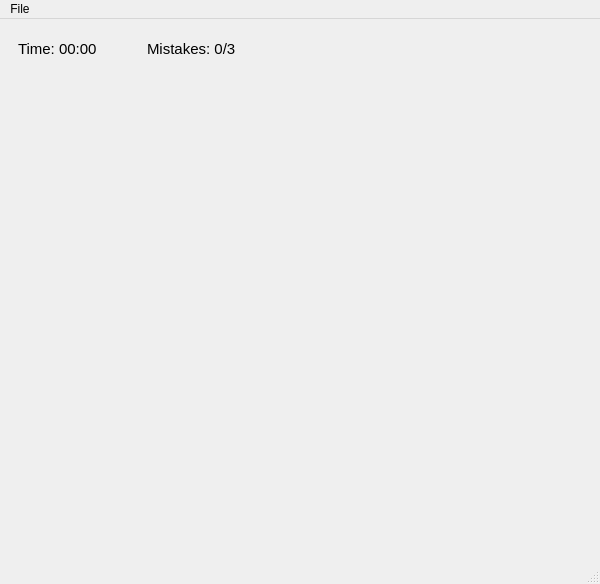
Old version of the form app_design/main_window.ui in the repository FilipTirnanic96/sudoku_application.
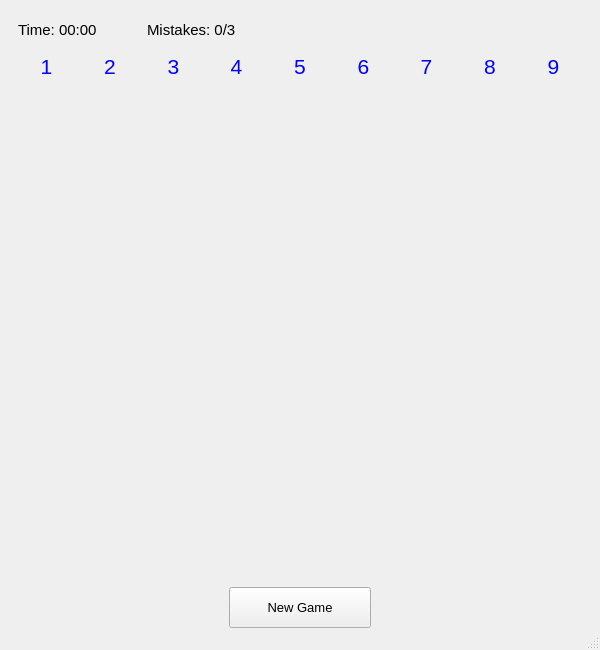
New version of the form.

```diff
--- a/app_design/main_window.ui
+++ b/app_design/main_window.ui
@@ -7,13 +7,13 @@
     <x>0</x>
     <y>0</y>
     <width>600</width>
-    <height>584</height>
+    <height>650</height>
    </rect>
   </property>
   <property name="minimumSize">
    <size>
-    <width>400</width>
-    <height>400</height>
+    <width>600</width>
+    <height>650</height>
    </size>
   </property>
   <property name="maximumSize">
@@ -29,10 +29,25 @@
    <string notr="true"/>
   </property>
   <widget class="QWidget" name="mainwidget">
+   <property name="sizePolicy">
+    <sizepolicy hsizetype="Preferred" vsizetype="Preferred">
+     <horstretch>0</horstretch>
+     <verstretch>20</verstretch>
+    </sizepolicy>
+   </property>
+   <property name="minimumSize">
+    <size>
+     <width>0</width>
+     <height>0</height>
+    </size>
+   </property>
    <property name="styleSheet">
     <string notr="true"/>
    </property>
    <layout class="QVBoxLayout" name="verticalLayout">
+    <property name="bottomMargin">
+     <number>0</number>
+    </property>
     <item>
      <widget class="QWidget" name="topwidget" native="true">
       <property name="sizePolicy">
@@ -41,6 +56,12 @@
         <verstretch>10</verstretch>
        </sizepolicy>
       </property>
+      <property name="minimumSize">
+       <size>
+        <width>0</width>
+        <height>0</height>
+       </size>
+      </property>
       <layout class="QHBoxLayout" name="horizontalLayout">
        <property name="spacing">
         <number>50</number>
@@ -87,36 +108,319 @@
       </layout>
      </widget>
     </item>
+    <item>
+     <widget class="QWidget" name="number_widget" native="true">
+      <property name="sizePolicy">
+       <sizepolicy hsizetype="Preferred" vsizetype="Preferred">
+        <horstretch>0</horstretch>
+        <verstretch>12</verstretch>
+       </sizepolicy>
+      </property>
+      <property name="minimumSize">
+       <size>
+        <width>0</width>
+        <height>0</height>
+       </size>
+      </property>
+      <layout class="QHBoxLayout" name="horizontalLayout_2">
+       <property name="topMargin">
+        <number>0</number>
+       </property>
+       <property name="bottomMargin">
+        <number>0</number>
+       </property>
+       <item>
+        <widget class="QLabel" name="num1">
+         <property name="sizePolicy">
+          <sizepolicy hsizetype="Expanding" vsizetype="Expanding">
+           <horstretch>0</horstretch>
+           <verstretch>0</verstretch>
+          </sizepolicy>
+         </property>
+         <property name="font">
+          <font>
+           <pointsize>16</pointsize>
+          </font>
+         </property>
+         <property name="styleSheet">
+          <string notr="true">color: blue;</string>
+         </property>
+         <property name="text">
+          <string>1</string>
+         </property>
+         <property name="alignment">
+          <set>Qt::AlignCenter</set>
+         </property>
+        </widget>
+       </item>
+       <item>
+        <widget class="QLabel" name="num2">
+         <property name="sizePolicy">
+          <sizepolicy hsizetype="Expanding" vsizetype="Expanding">
+           <horstretch>0</horstretch>
+           <verstretch>0</verstretch>
+          </sizepolicy>
+         </property>
+         <property name="font">
+          <font>
+           <pointsize>16</pointsize>
+          </font>
+         </property>
+         <property name="styleSheet">
+          <string notr="true">color: blue;</string>
+         </property>
+         <property name="text">
+          <string>2</string>
+         </property>
+         <property name="alignment">
+          <set>Qt::AlignCenter</set>
+         </property>
+        </widget>
+       </item>
+       <item>
+        <widget class="QLabel" name="num3">
+         <property name="sizePolicy">
+          <sizepolicy hsizetype="Expanding" vsizetype="Expanding">
+           <horstretch>0</horstretch>
+           <verstretch>0</verstretch>
+          </sizepolicy>
+         </property>
+         <property name="font">
+          <font>
+           <pointsize>16</pointsize>
+          </font>
+         </property>
+         <property name="styleSheet">
+          <string notr="true">color: blue;</string>
+         </property>
+         <property name="text">
+          <string>3</string>
+         </property>
+         <property name="alignment">
+          <set>Qt::AlignCenter</set>
+         </property>
+        </widget>
+       </item>
+       <item>
+        <widget class="QLabel" name="num4">
+         <property name="sizePolicy">
+          <sizepolicy hsizetype="Expanding" vsizetype="Expanding">
+           <horstretch>0</horstretch>
+           <verstretch>0</verstretch>
+          </sizepolicy>
+         </property>
+         <property name="font">
+          <font>
+           <pointsize>16</pointsize>
+          </font>
+         </property>
+         <property name="styleSheet">
+          <string notr="true">color: blue;</string>
+         </property>
+         <property name="text">
+          <string>4</string>
+         </property>
+         <property name="alignment">
+          <set>Qt::AlignCenter</set>
+         </property>
+        </widget>
+       </item>
+       <item>
+        <widget class="QLabel" name="num5">
+         <property name="sizePolicy">
+          <sizepolicy hsizetype="Expanding" vsizetype="Expanding">
+           <horstretch>0</horstretch>
+           <verstretch>0</verstretch>
+          </sizepolicy>
+         </property>
+         <property name="font">
+          <font>
+           <pointsize>16</pointsize>
+          </font>
+         </property>
+         <property name="styleSheet">
+          <string notr="true">color: blue;</string>
+         </property>
+         <property name="text">
+          <string>5</string>
+         </property>
+         <property name="alignment">
+          <set>Qt::AlignCenter</set>
+         </property>
+        </widget>
+       </item>
+       <item>
+        <widget class="QLabel" name="num6">
+         <property name="sizePolicy">
+          <sizepolicy hsizetype="Expanding" vsizetype="Expanding">
+           <horstretch>0</horstretch>
+           <verstretch>0</verstretch>
+          </sizepolicy>
+         </property>
+         <property name="font">
+          <font>
+           <pointsize>16</pointsize>
+          </font>
+         </property>
+         <property name="styleSheet">
+          <string notr="true">color: blue;</string>
+         </property>
+         <property name="text">
+          <string>6</string>
+         </property>
+         <property name="alignment">
+          <set>Qt::AlignCenter</set>
+         </property>
+        </widget>
+       </item>
+       <item>
+        <widget class="QLabel" name="num7">
+         <property name="sizePolicy">
+          <sizepolicy hsizetype="Expanding" vsizetype="Expanding">
+           <horstretch>0</horstretch>
+           <verstretch>0</verstretch>
+          </sizepolicy>
+         </property>
+         <property name="font">
+          <font>
+           <pointsize>16</pointsize>
+          </font>
+         </property>
+         <property name="styleSheet">
+          <string notr="true">color: blue;</string>
+         </property>
+         <property name="text">
+          <string>7</string>
+         </property>
+         <property name="alignment">
+          <set>Qt::AlignCenter</set>
+         </property>
+        </widget>
+       </item>
+       <item>
+        <widget class="QLabel" name="num8">
+         <property name="sizePolicy">
+          <sizepolicy hsizetype="Expanding" vsizetype="Expanding">
+           <horstretch>0</horstretch>
+           <verstretch>0</verstretch>
+          </sizepolicy>
+         </property>
+         <property name="font">
+          <font>
+           <pointsize>16</pointsize>
+          </font>
+         </property>
+         <property name="styleSheet">
+          <string notr="true">color: blue;</string>
+         </property>
+         <property name="text">
+          <string>8</string>
+         </property>
+         <property name="alignment">
+          <set>Qt::AlignCenter</set>
+         </property>
+        </widget>
+       </item>
+       <item>
+        <widget class="QLabel" name="num9">
+         <property name="sizePolicy">
+          <sizepolicy hsizetype="Expanding" vsizetype="Expanding">
+           <horstretch>0</horstretch>
+           <verstretch>0</verstretch>
+          </sizepolicy>
+         </property>
+         <property name="font">
+          <font>
+           <pointsize>16</pointsize>
+          </font>
+         </property>
+         <property name="styleSheet">
+          <string notr="true">color: blue;</string>
+         </property>
+         <property name="text">
+          <string>9</string>
+         </property>
+         <property name="alignment">
+          <set>Qt::AlignCenter</set>
+         </property>
+        </widget>
+       </item>
+      </layout>
+     </widget>
+    </item>
     <item>
      <widget class="QWidget" name="centralwidget" native="true">
       <property name="sizePolicy">
        <sizepolicy hsizetype="Preferred" vsizetype="Preferred">
         <horstretch>0</horstretch>
-        <verstretch>252</verstretch>
+        <verstretch>240</verstretch>
        </sizepolicy>
       </property>
+      <property name="minimumSize">
+       <size>
+        <width>0</width>
+        <height>0</height>
+       </size>
+      </property>
+     </widget>
+    </item>
+    <item>
+     <widget class="QWidget" name="bottom_widget" native="true">
+      <property name="sizePolicy">
+       <sizepolicy hsizetype="Expanding" vsizetype="Expanding">
+        <horstretch>0</horstretch>
+        <verstretch>20</verstretch>
+       </sizepolicy>
+      </property>
+      <property name="minimumSize">
+       <size>
+        <width>0</width>
+        <height>0</height>
+       </size>
+      </property>
+      <layout class="QHBoxLayout" name="horizontalLayout_3">
+       <property name="leftMargin">
+        <number>220</number>
+       </property>
+       <property name="topMargin">
+        <number>0</number>
+       </property>
+       <property name="rightMargin">
+        <number>220</number>
+       </property>
+       <property name="bottomMargin">
+        <number>0</number>
+       </property>
+       <item>
+        <widget class="QPushButton" name="pushButton">
+         <property name="sizePolicy">
+          <sizepolicy hsizetype="Expanding" vsizetype="Expanding">
+           <horstretch>0</horstretch>
+           <verstretch>0</verstretch>
+          </sizepolicy>
+         </property>
+         <property name="minimumSize">
+          <size>
+           <width>140</width>
+           <height>30</height>
+          </size>
+         </property>
+         <property name="font">
+          <font>
+           <pointsize>10</pointsize>
+          </font>
+         </property>
+         <property name="text">
+          <string>New Game</string>
+         </property>
+        </widget>
+       </item>
+      </layout>
      </widget>
     </item>
    </layout>
   </widget>
   <widget class="QStatusBar" name="statusbar"/>
-  <widget class="QMenuBar" name="menubar">
-   <property name="geometry">
-    <rect>
-     <x>0</x>
-     <y>0</y>
-     <width>600</width>
-     <height>21</height>
-    </rect>
-   </property>
-   <widget class="QMenu" name="menuFile">
-    <property name="title">
-     <string>File</string>
-    </property>
-    <addaction name="actionNewGame"/>
-   </widget>
-   <addaction name="menuFile"/>
-  </widget>
   <action name="actionNewGame">
    <property name="text">
     <string>New Game</string>
```
